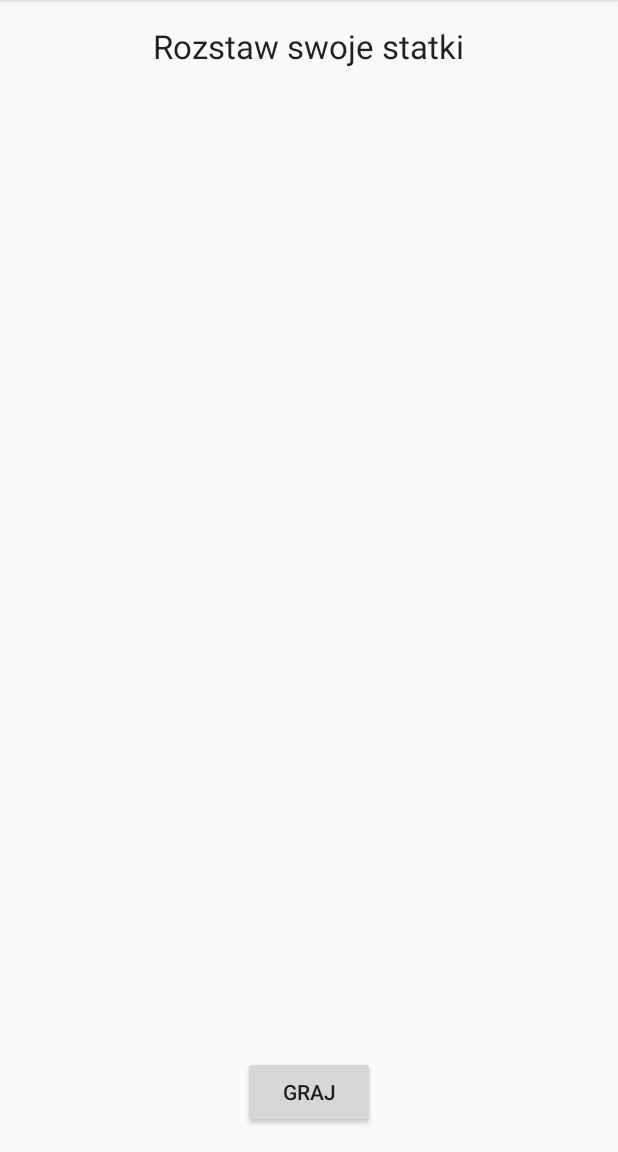
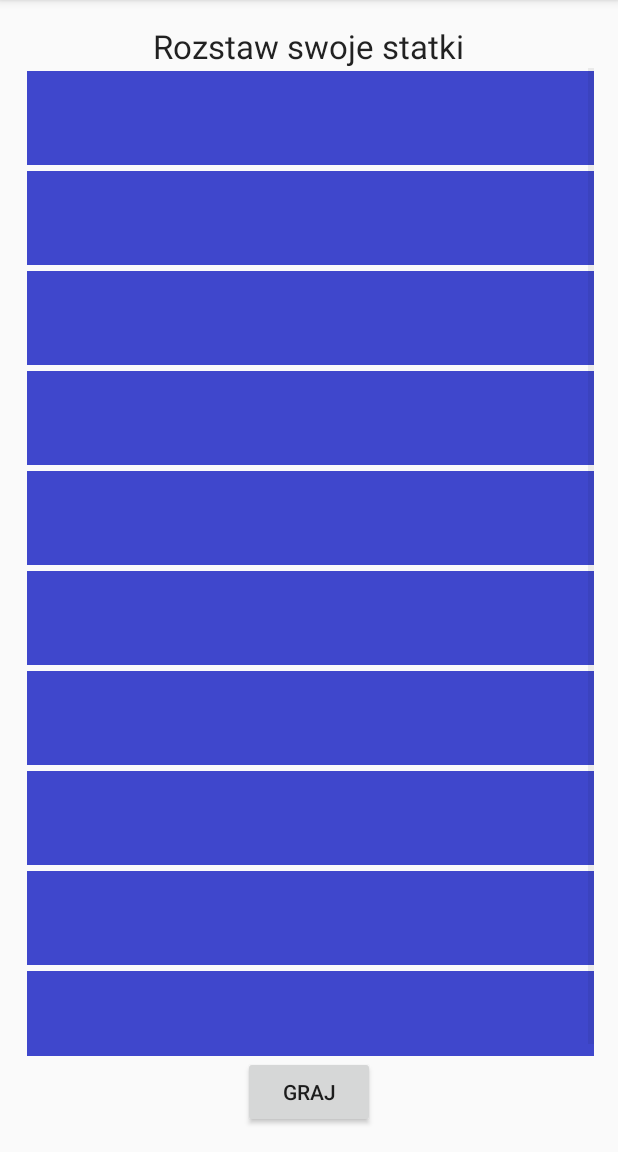
Before and after one commit to newton330/Korsarze, an Android app: the PrepareActivity screen opened directly, with no data from a screen before it, on a phone screen of 412 x 824 dp, the part 84-1236 px from its top. Run offline under Robolectric (Android 15) with nearby library versions, the phone set to English and light mode, and no system bars.

Commit message:
Added files via upload

```diff
--- /dev/null
+++ b/app/src/main/java/com/example/newto/korsarze/ImageAdapter.java
@@ -0,0 +1,52 @@
+package com.example.newto.korsarze;
+
+import android.content.Context;
+import android.view.View;
+import android.view.ViewGroup;
+import android.widget.BaseAdapter;
+import android.widget.GridView;
+import android.widget.ImageView;
+
+import com.example.newto.korsarze.R;
+
+
+public class ImageAdapter extends BaseAdapter {
+    public Context mContext;
+
+    public ImageAdapter(Context c) {
+        mContext = c;
+    }
+
+    public int getCount() {
+        return 100;
+    }
+
+    public Object getItem(int position) {
+        return null;
+    }
+
+    public long getItemId(int position) {
+        return 0;
+    }
+
+    public View getView(int position, View convertView, ViewGroup parent) {
+        ImageView imageView;
+
+        if (convertView == null) {
+            imageView = new ImageView(mContext);
+            imageView.setLayoutParams(new GridView.LayoutParams(100,100));
+            imageView.setScaleType(ImageView.ScaleType.CENTER_CROP);
+            imageView.setPadding(3,3,3,3);
+        }
+        else
+        {
+            imageView = (ImageView) convertView;
+        }
+        imageView.setImageResource(mThumbIds[0]);
+        return imageView;
+    }
+
+    public Integer[] mThumbIds = {
+            R.drawable.water,R.drawable.ship,R.drawable.hit,R.drawable.unknown
+    };
+}
--- a/app/src/main/java/com/example/newto/korsarze/MainActivity.java
+++ b/app/src/main/java/com/example/newto/korsarze/MainActivity.java
@@ -17,6 +17,7 @@ public class MainActivity extends AppCompatActivity {
     protected void onCreate(Bundle savedInstanceState) {
         super.onCreate(savedInstanceState);
         setContentView(R.layout.activity_main);
+
 
     }
 
--- a/app/src/main/java/com/example/newto/korsarze/PrepareActivity.java
+++ b/app/src/main/java/com/example/newto/korsarze/PrepareActivity.java
@@ -4,6 +4,9 @@ import android.content.Intent;
 import android.support.v7.app.AppCompatActivity;
 import android.os.Bundle;
 import android.view.View;
+import android.widget.AdapterView;
+import android.widget.GridView;
+import android.widget.Toast;
 
 public class PrepareActivity extends AppCompatActivity {
 
@@ -11,7 +14,18 @@ public class PrepareActivity extends AppCompatActivity {
     protected void onCreate(Bundle savedInstanceState) {
         super.onCreate(savedInstanceState);
         setContentView(R.layout.activity_prepare);
+
+        GridView gridView = (GridView) findViewById(R.id.prepareGrid);
+        gridView.setAdapter(new ImageAdapter(this));
+
+        gridView.setOnItemClickListener(new AdapterView.OnItemClickListener() {
+            public void onItemClick(AdapterView<?> parent, View v, int position, long id){
+                Toast.makeText(PrepareActivity.this,Integer.toString(position),Toast.LENGTH_SHORT).show();
+
+            }
+        });
     }
+
 
     public void OnClickPlay(View view)
     {
--- a/app/src/main/res/layout/activity_prepare.xml
+++ b/app/src/main/res/layout/activity_prepare.xml
@@ -27,12 +27,17 @@
         android:layout_alignParentTop="true"
         android:layout_centerHorizontal="true" />
 
-    <GridLayout
-        android:layout_width="match_parent"
-        android:layout_height="match_parent"
-        android:layout_centerHorizontal="true"
+    <GridView
+        android:layout_width="wrap_content"
+        android:layout_height="wrap_content"
         android:id="@+id/prepareGrid"
-        android:layout_below="@+id/prepareText"
-        android:layout_above="@+id/playButton"/>
+        android:layout_alignParentLeft="true"
+        android:layout_alignParentStart="true"
+        android:numColumns="10"
+        android:choiceMode="multipleChoice"
+        android:horizontalSpacing="0dp"
+        android:verticalSpacing="0dp"
+        android:layout_above="@+id/playButton"
+        android:layout_below="@+id/prepareText" />
 
 </RelativeLayout>
```
Also changed, not shown: app/src/main/res/drawable/hit.jpg (added), app/src/main/res/drawable/ship.jpg (added), app/src/main/res/drawable/unknown.jpg (added), app/src/main/res/drawable/water.jpg (added).
